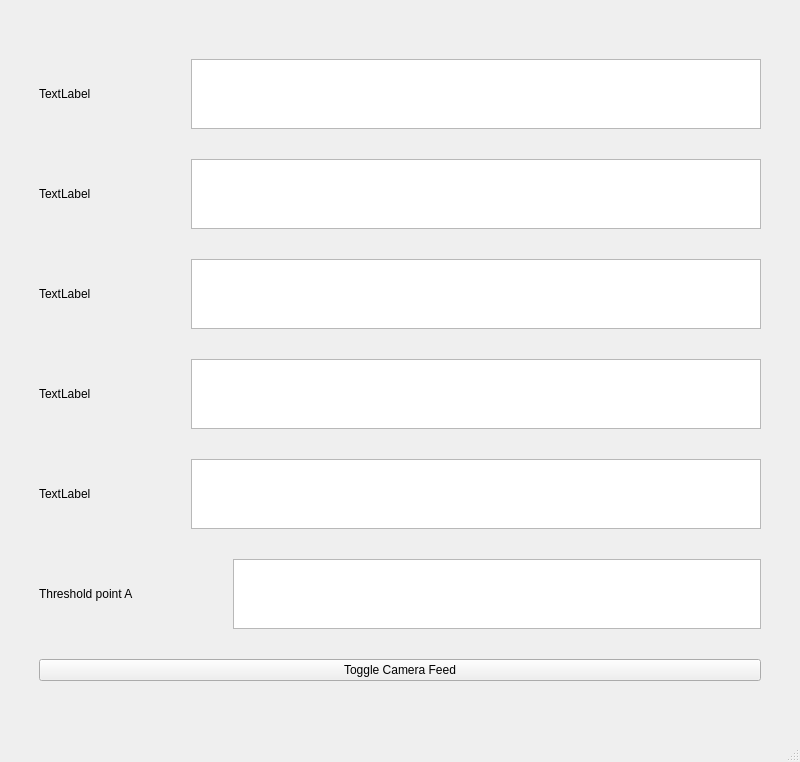
Above: src/GUI/app.ui from TomiVidal99/BiromeVirtual before the change. Below: the same form after it.
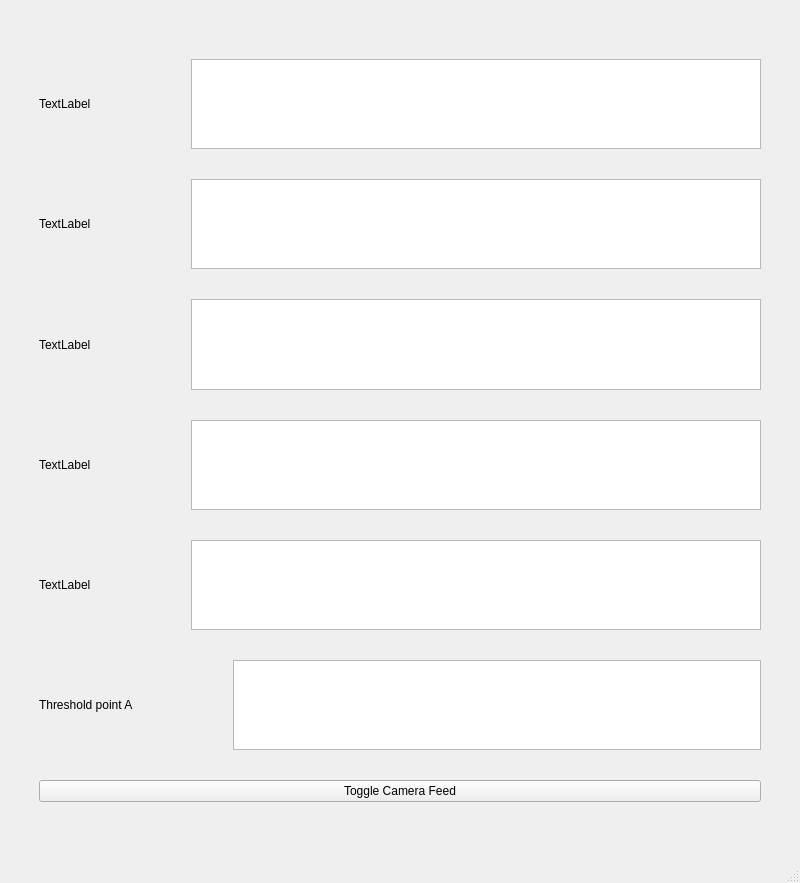
That is the form after the change.

```diff
--- a/src/GUI/app.ui
+++ b/src/GUI/app.ui
@@ -7,7 +7,7 @@
     <x>0</x>
     <y>0</y>
     <width>800</width>
-    <height>600</height>
+    <height>883</height>
    </rect>
   </property>
   <property name="windowTitle">
```
